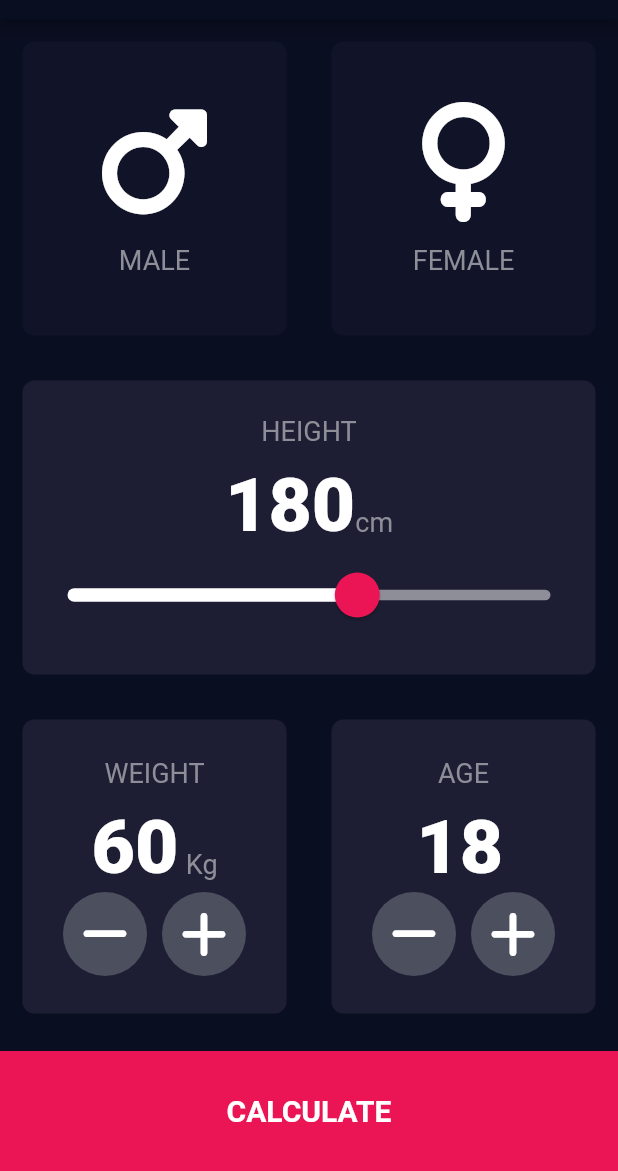
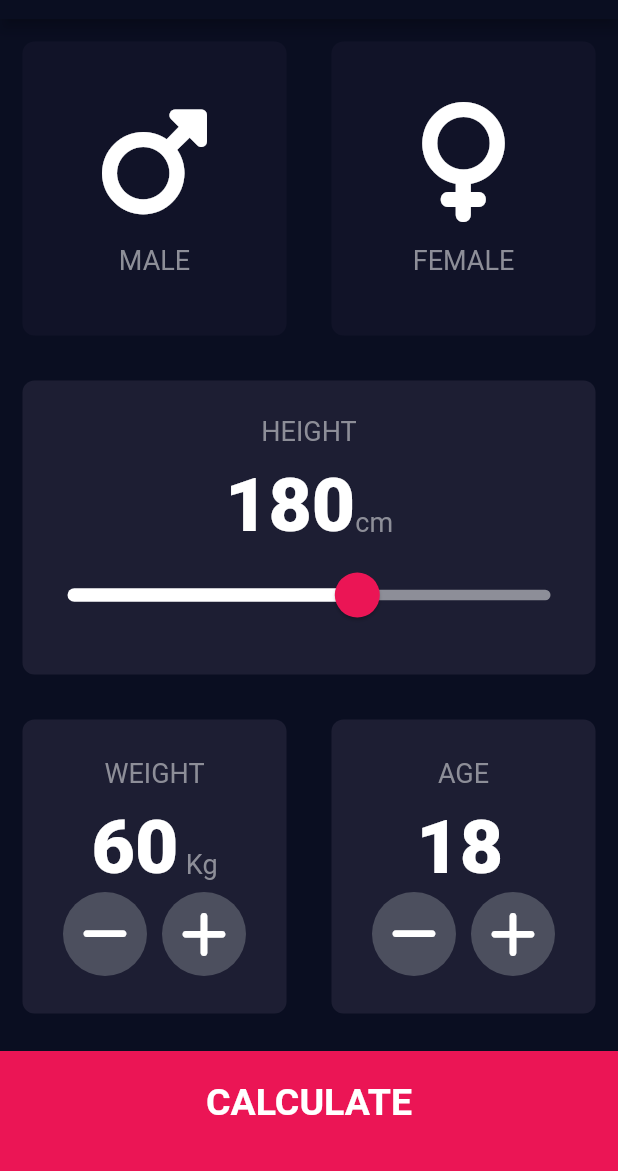
Before and after one commit to g0beze/bmi_calculator, a Flutter app: the screen it shows after launch, on a phone screen of 412 x 824 dp, the part 65-1236 px from its top. Run offline on Flutter 3.47's test engine with Material 2 defaults, Android fonts, the phone set to English and light mode, and no system bars; our stand-ins replace font_awesome_flutter.

```diff
--- a/lib/constants.dart
+++ b/lib/constants.dart
@@ -10,4 +10,28 @@ const kTxtTextStyle = TextStyle(
   color: Color(0xFF8D8E98),
 );
 
-const kLargeTxtStyle = TextStyle(fontSize: 50, fontWeight: FontWeight.w900);
+const kLargeTxtStyle = TextStyle(
+  fontSize: 50,
+  fontWeight: FontWeight.w900,
+);
+const kButtonTxtStyle = TextStyle(
+  fontSize: 25,
+  color: Colors.white,
+  fontWeight: FontWeight.bold,
+);
+
+const kELargeTxtStyle = TextStyle(
+  fontSize: 100,
+  fontWeight: FontWeight.bold,
+);
+
+const kResultTxtStyle = TextStyle(
+  color: Colors.green,
+  fontWeight: FontWeight.bold,
+  fontSize: 22,
+);
+
+const kBodyTextStyle = TextStyle(
+  fontSize: 20.0,
+  fontWeight: FontWeight.w300,
+);
--- a/lib/input_page.dart
+++ b/lib/input_page.dart
@@ -244,30 +244,39 @@ class _InputPageState extends State<InputPage> {
               ],
             ),
           ),
-          GestureDetector(
+          BottomButton(
+            text: 'CALCULATE',
+            rFunc: const ResultsPage(),
+          )
+        ],
+      ),
+    );
+  }
+}
+
+class BottomButton extends StatelessWidget {
+  BottomButton({required this.text, required this.rFunc});
+  final String text;
+  final Widget rFunc;
+
+  @override
+  Widget build(BuildContext context) {
+    return GestureDetector(
       onTap: () {
-              Navigator.push(context, MaterialPageRoute(builder: (context) {
-                return const ResultsPage();
-              }));
+        Navigator.push(context, MaterialPageRoute(builder: (context) => rFunc));
       },
       child: Container(
         color: kBottomContainerColour,
         margin: const EdgeInsets.only(top: 10),
+        padding: const EdgeInsets.only(bottom: 12),
         width: double.infinity,
         height: kBottomContainerHeight,
-              child: const Center(
+        child: Center(
           child: Text(
-                  'CALCULATE',
-                  style: TextStyle(
-                    fontSize: 20,
-                    color: Colors.white,
-                    fontWeight: FontWeight.bold,
+            text,
+            style: kButtonTxtStyle,
           ),
         ),
-              ),
-            ),
-          )
-        ],
       ),
     );
   }
```
Also changed, not shown: lib/results_page.dart (+44 -1 lines). Lines whose indentation alone changed are shown as unchanged.
